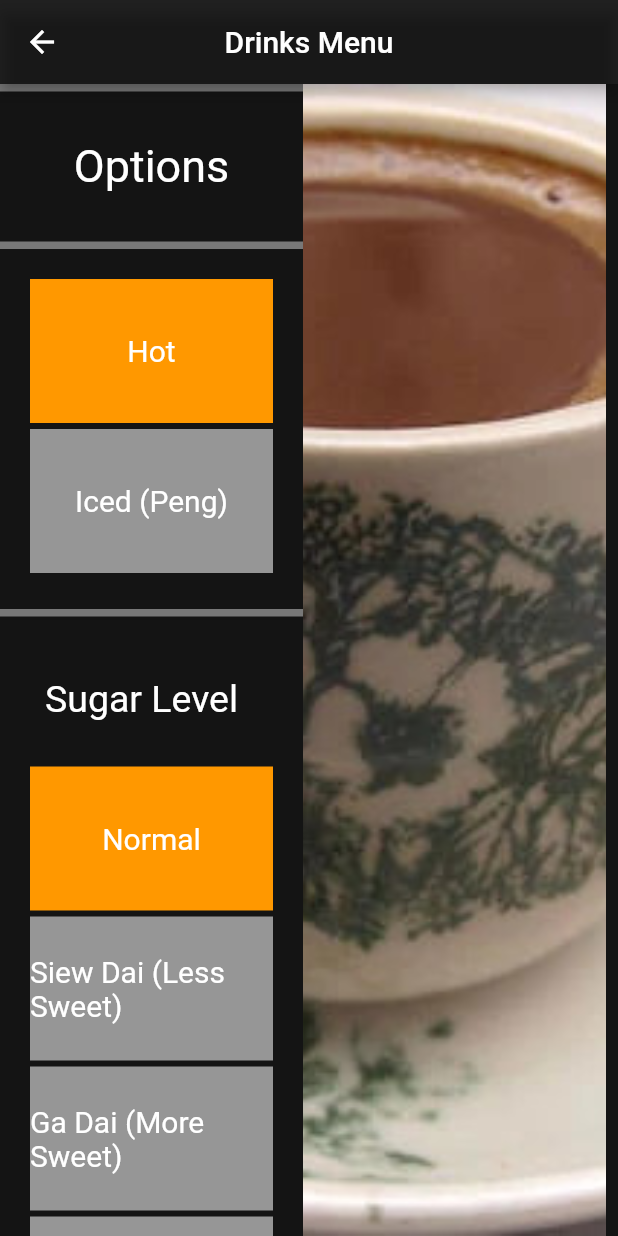
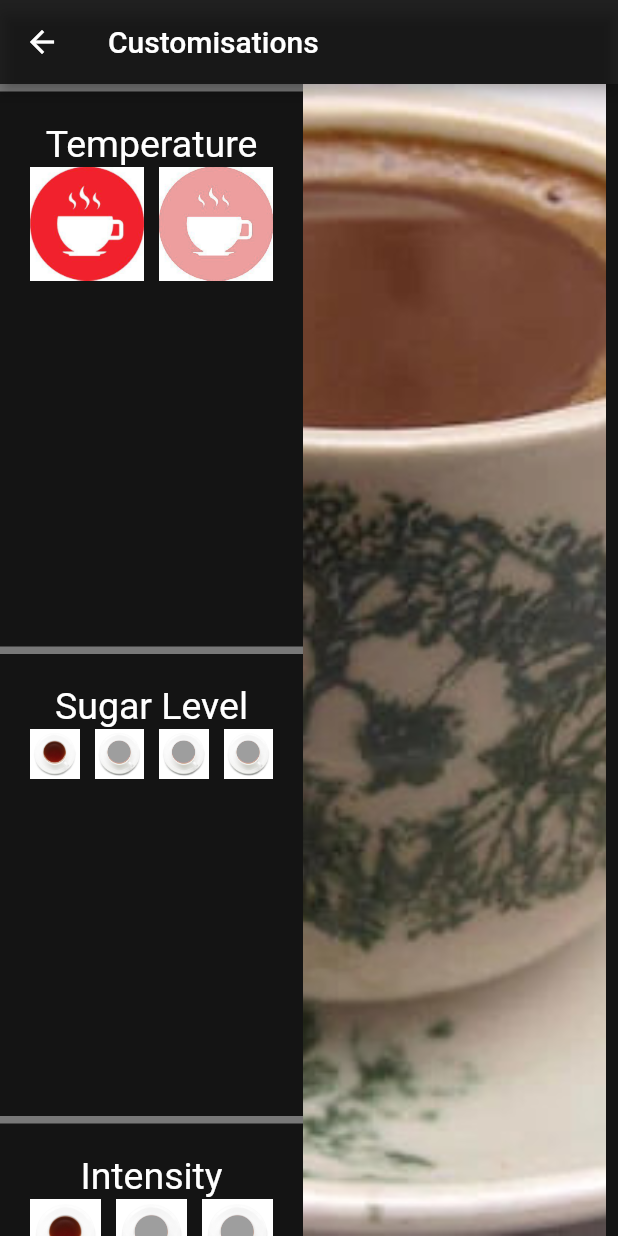
Before and after one commit to NyxF4ll/makerthon2018, a Flutter app: the screen it shows after launch, after a tap on "Kopi", on a phone screen of 412 x 824 dp. Run offline on Flutter 3.47's test engine with Material 2 defaults, Android fonts, the phone set to English and light mode, and no system bars; our stand-ins replace video_player.

Commit message:
layout edits

```diff
--- a/lib/model/menu.dart
+++ b/lib/model/menu.dart
@@ -26,22 +26,22 @@ const MENU = [KOPI_STANDARD, KOPI_C, KOPI_O, TEA_STANDARD, TEA_C, TEA_O];
 
 // Modifiers
 
-const NORMAL = const Modifier("Normal", "assets/", const Video(null, "Normal"));
+const NORMAL = const Modifier("Normal", "assets/tea-o.jpg", const Video(null, "Normal"));
 
-const HOT = const Modifier("Hot", "assets/", const Video("assets/Hot.mp4", "Hot"));
-const ICED = const Modifier("Iced (Peng)", "assets/", const Video("assets/Iced.mp4", "Iced (Peng)"));
+const HOT = const Modifier("Hot", "assets/hot.jpg", const Video("assets/Hot.mp4", "Hot"));
+const ICED = const Modifier("Iced (Peng)", "assets/cold.jpg", const Video("assets/Iced.mp4", "Iced (Peng)"));
 
 const TEMP = [HOT, ICED];
 
-const LESS_SWEET = const Modifier("Siew Dai (Less Sweet)", "assets/", const Video("assets/Siew Dai.mp4", "Siew Dai (Less Sweet)"));
-const MORE_SWEET = const Modifier("Ga Dai (More Sweet)", "assets/", const Video("assets/Ga Dai.mp4", "Ga Dai (More Sweet)"));
-const KOSONG = const Modifier("Kosong (No Sugar)", "assets/", const Video("assets/Kosong.mp4", "Kosong (No Sugar)"));
+const LESS_SWEET = const Modifier("Siew Dai (Less Sweet)", "assets/tea-o.jpg", const Video("assets/Siew Dai.mp4", "Siew Dai (Less Sweet)"));
+const MORE_SWEET = const Modifier("Ga Dai (More Sweet)", "assets/tea-o.jpg", const Video("assets/Ga Dai.mp4", "Ga Dai (More Sweet)"));
+const KOSONG = const Modifier("Kosong (No Sugar)", "assets/tea-o.jpg", const Video("assets/Kosong.mp4", "Kosong (No Sugar)"));
 
-const SWEETNESS = [NORMAL, LESS_SWEET, MORE_SWEET, KOSONG];
+const SWEETNESS = [KOSONG, LESS_SWEET, NORMAL, MORE_SWEET];
 
-const THICK = const Modifier("Gao (Thicker Brew)", "assets/", const Video("assets/Gao.mp4", "Gao (Thicker Brew)"));
-const LIGHT = const Modifier("Poh (Lighter Brew)", "assets/", const Video("assets/Poh.mp4", "Poh (Lighter Brew)"));
+const THICK = const Modifier("Gao (Thicker Brew)", "assets/tea-o.jpg", const Video("assets/Gao.mp4", "Gao (Thicker Brew)"));
+const LIGHT = const Modifier("Poh (Lighter Brew)", "assets/tea-o.jpg", const Video("assets/Poh.mp4", "Poh (Lighter Brew)"));
 
-const THICKNESS = [NORMAL, THICK, LIGHT];
+const THICKNESS = [LIGHT, NORMAL, THICK];
 
 const MOFIFIERS = [TEMP, SWEETNESS, THICKNESS];
--- a/lib/view/customization_menu_widget.dart
+++ b/lib/view/customization_menu_widget.dart
@@ -3,6 +3,8 @@ import 'package:flutter/material.dart';
 import 'package:quiver/core.dart';
 
 import 'package:makerthon2018/model/modifier.dart';
+
+import 'package:makerthon2018/model/menu.dart';
 
 class CustomizationMenuWidget extends StatefulWidget {
 
@@ -31,27 +33,34 @@ class _CustomizationMenuWidgetState extends State<CustomizationMenuWidget> {
 
   @override
   Widget build(BuildContext context) {
-    return new ListView.builder(
+    MediaQueryData mediaQuery = MediaQuery.of(context);
+    double screenWidth = mediaQuery.size.width;
+    double screenHeight = mediaQuery.size.height;
+
+    return new GridView.builder(
       itemCount: _availableOptions.length,
+      gridDelegate: new SliverGridDelegateWithFixedCrossAxisCount(
+        crossAxisCount: _availableOptions.length,
+        crossAxisSpacing: 10,
+        childAspectRatio: 1),
       itemBuilder: (context, index) => new Container(
         height: 100,
-        padding: EdgeInsets.fromLTRB(0, 0, 0, 4),
+        padding: EdgeInsets.fromLTRB(0, 0, 0, 0),
         child: new InkWell(
-          child: Row(
+          child: Column(
+            mainAxisSize: MainAxisSize.min,
             children: <Widget>[
-              // AspectRatio(
-              //   aspectRatio: 1,
-              //   child: Image.asset(_availableOptions[index].icon,
-              //     fit: BoxFit.fitWidth,
-              //   )
-              // ),
-              Container(
-                constraints: BoxConstraints.tightFor(width: MediaQuery.of(context).size.width/2 - 44),
-                color: (_availableOptions.elementAt(index) == _selectedModifier) ?
-                  Colors.orange : Color.fromRGBO(150, 150, 150, 1),
-                child: Center(
-                  child: Text(_availableOptions[index].name, style: TextStyle(color: Colors.white, fontSize: 20.0)),
-                ))]),
+              AspectRatio(
+                aspectRatio: 1,
+                child: Image.asset(_availableOptions[index].icon,
+                  height: 20,
+                  color: Colors.grey,
+                  colorBlendMode:
+                    (_availableOptions.elementAt(index) == _selectedModifier) ?
+                      BlendMode.overlay : BlendMode.lighten
+                )
+              ),
+              ]),
           onTap: () {
             setState(() {
               this._selectedModifier = _availableOptions[index];
--- a/lib/view/menu_view.dart
+++ b/lib/view/menu_view.dart
@@ -10,6 +10,39 @@ class MenuView extends StatelessWidget {
     double screenWidth = mediaQuery.size.width;
     double screenHeight = mediaQuery.size.height;
 
+    var menuColumn = GridView.builder(
+      itemCount: 6,
+      gridDelegate: new SliverGridDelegateWithFixedCrossAxisCount(
+        crossAxisCount: 2,
+        childAspectRatio: (screenWidth * 0.844)/(screenHeight)),
+      itemBuilder: (context, index) => new Container(
+      padding: EdgeInsets.fromLTRB(0, 0, 5, 5),
+      color: Color.fromRGBO(80, 80, 80, 1),
+      child: new InkWell(
+        child: Column(
+          children: <Widget>[
+            AspectRatio(
+              aspectRatio: 2,
+              child: Image.asset(MENU[index].image,
+                fit: BoxFit.fitWidth,
+              )
+            ),
+            Container(
+              color: Colors.black87,
+              constraints: BoxConstraints.tightFor(height: screenHeight/13),
+              child: Center(
+                child: Text(MENU[index].name, style: TextStyle(color: Colors.white, fontSize: 30.0)),
+              ),
+            )
+          ]),
+        onTap: () {
+          print(MENU[index].name);
+          AppNavigator.of(context).selectDrink(MENU[index]);
+        })
+      )
+    );
+
+    /*
     var menuColumn = ListView.builder(itemCount: 6, itemBuilder: (context, index) => new Container(
       height: 200,
       padding: EdgeInsets.fromLTRB(0, 0, 0, 4),
@@ -37,10 +70,9 @@ class MenuView extends StatelessWidget {
         })
       )
     );
-
-
+    */
     var mainImage = Image.asset(
-      'assets/images/background.jpg',
+      'assets/background.jpg',
       height: screenHeight,
       fit: BoxFit.fitHeight,
     );
--- a/lib/view/order_customization_view.dart
+++ b/lib/view/order_customization_view.dart
@@ -50,8 +50,8 @@ class _OrderCustomizationViewState extends State<OrderCustomizationView> {
     return new Scaffold(
       appBar: new AppBar(
         backgroundColor: Colors.black87,
-        title: new Text('Drinks Menu'),
-        centerTitle: true,
+        title: new Text('Customisations'),
+        centerTitle: false,
       ),
 
       body: Center(
@@ -67,41 +67,21 @@ class _OrderCustomizationViewState extends State<OrderCustomizationView> {
                     Container(color: Color.fromRGBO(120, 120, 120, 1), height: 5),
 
                     Container(
-                      height: 100,
-                      alignment: Alignment.center,
-                      child: Text("Options",
-                        style: TextStyle(
-                          color: Colors.white,
-                          fontSize: 30.0,
-                        ),
-                      )
-                    ),
-
-                    Container(color: Color.fromRGBO(120, 120, 120, 1), height: 5),
-
-                    Container(
-                      padding: EdgeInsets.all(20),
-                      child: Container(child: temperatureWidget, height: 200)
-                    ),
-
-                    Container(color: Color.fromRGBO(120, 120, 120, 1), height: 5),
-
-                    Container(
                       padding: EdgeInsets.all(20),
                       child: Column(
                         children: <Widget>[
                           Container(
-                            height: 80,
-                            alignment: Alignment.centerLeft,
-                            padding: EdgeInsets.fromLTRB(10, 0, 10, 10),
-                            child: Text("Sugar Level",
+                            height: 30,
+                            alignment: Alignment.center,
+                            padding: EdgeInsets.fromLTRB(10, 0, 10, 0),
+                            child: Text("Temperature",
                               style: TextStyle(
                                 color: Colors.white,
                                 fontSize: 25.0,
                               ),
                             )
                           ),
-                          Container(child: sweetnessWidget, height: 400),
+                          Container(child: temperatureWidget, height: 300),
                         ],
                       ),
                     ),
@@ -113,9 +93,31 @@ class _OrderCustomizationViewState extends State<OrderCustomizationView> {
                       child: Column(
                         children: <Widget>[
                           Container(
-                            height: 80,
-                            alignment: Alignment.centerLeft,
-                            padding: EdgeInsets.fromLTRB(10, 0, 10, 10),
+                            height: 30,
+                            alignment: Alignment.center,
+                            padding: EdgeInsets.fromLTRB(10, 0, 10, 0),
+                            child: Text("Sugar Level",
+                              style: TextStyle(
+                                color: Colors.white,
+                                fontSize: 25.0,
+                              ),
+                            )
+                          ),
+                          Container(child: sweetnessWidget, height: (screenHeight-110)/3),
+                        ],
+                      ),
+                    ),
+
+                    Container(color: Color.fromRGBO(120, 120, 120, 1), height: 5),
+
+                    Container(
+                      padding: EdgeInsets.all(20),
+                      child: Column(
+                        children: <Widget>[
+                          Container(
+                            height: 30,
+                            alignment: Alignment.center,
+                            padding: EdgeInsets.fromLTRB(10, 0, 10, 0),
                             child: Text("Intensity",
                               style: TextStyle(
                                 color: Colors.white,
@@ -123,7 +125,7 @@ class _OrderCustomizationViewState extends State<OrderCustomizationView> {
                               ),
                             )
                           ),
-                          Container(child: thicknessWidget, height: 300),
+                          Container(child: thicknessWidget, height: (screenHeight-110)/6),
                         ],
                       ),
                     ),
@@ -132,7 +134,7 @@ class _OrderCustomizationViewState extends State<OrderCustomizationView> {
 
                     Container(
                       color: Colors.orange,
-                      height: 100,
+                      height:  (screenHeight-110)/6,
                       alignment: Alignment.center,
                       child: InkWell(
                         onTap: () => AppNavigator.of(context).submitOrder(assembledOrder),
```
Also changed, not shown: pubspec.yaml (+0 -8 lines), assets/background.jpg (renamed from assets/images/background.jpg), assets/cold.jpg (added), assets/dignitylogo.jpg (renamed from assets/images/dignitylogo.jpg), assets/hot.jpg (added).
